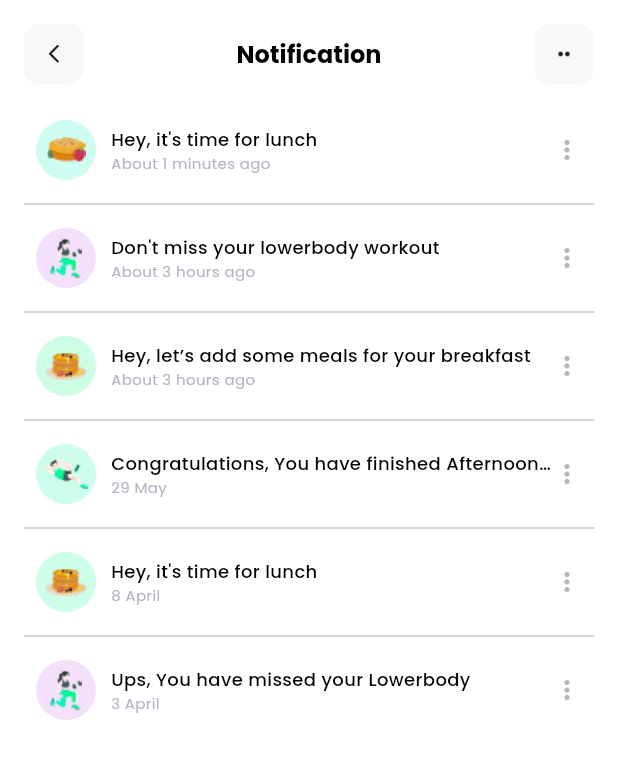
After one commit to Kani-3004/fitness-mobile-app, a Flutter app: the HomePageTemplate screen opened directly, after a tap on the "notifications none" icon, on a phone screen of 412 x 824 dp. The commit adds this screen. Shown: the top 759 px of the screen. Run offline on Flutter 3.47's test engine with Material 3 defaults, Android fonts, the phone set to English and light mode, and no system bars; our stand-ins replace carousel_slider, google_fonts.

Commit message:
Linked Notification screen and vice versa

```diff
--- a/lib/screens/home_page_template.dart
+++ b/lib/screens/home_page_template.dart
@@ -1,5 +1,6 @@
 import 'package:fitness_mobile_app/screens/activity_tracker_page.dart';
 import 'package:fitness_mobile_app/screens/home_page.dart';
+import 'package:fitness_mobile_app/screens/notification_page.dart';
 import 'package:fitness_mobile_app/screens/profile_page.dart';
 import 'package:flutter/material.dart';
 
@@ -62,7 +63,16 @@ class _HomePageTemplateState extends State<HomePageTemplate> {
           actions: [
             Padding(
               padding: const EdgeInsets.only(right: 8.0, top: 8.0),
-              child: Icon(Icons.notifications_none_outlined),
+              child: IconButton(
+                onPressed: () {
+                  Navigator.of(context).push(
+                    MaterialPageRoute(
+                      builder: (context) => NotificationPage(),
+                    ),
+                  );
+                },
+                icon: Icon(Icons.notifications_none),
+              ),
             )
           ],
         ),
--- /dev/null
+++ b/lib/screens/notification_page.dart
@@ -0,0 +1,127 @@
+import 'package:fitness_mobile_app/screens/home_page_template.dart';
+import 'package:fitness_mobile_app/widgets/notification_details_widget.dart';
+import 'package:flutter/material.dart';
+
+class NotificationPage extends StatefulWidget {
+  const NotificationPage({super.key});
+
+  @override
+  State<NotificationPage> createState() => _NotificationPageState();
+}
+
+class _NotificationPageState extends State<NotificationPage> {
+  @override
+  Widget build(BuildContext context) {
+    return SafeArea(
+      child: Scaffold(
+        backgroundColor: Colors.white,
+        appBar: AppBar(
+          backgroundColor: Colors.white,
+          centerTitle: true,
+          leading: Padding(
+            padding: const EdgeInsets.only(top: 16.0, left: 16.0),
+            child: Container(
+              decoration: BoxDecoration(
+                  shape: BoxShape.rectangle,
+                  borderRadius: BorderRadius.circular(10),
+                  color: Color(0xffF7F8F8)),
+              child: IconButton(
+                onPressed: () {
+                  Navigator.of(context).push(
+                    MaterialPageRoute(
+                      builder: (context) => HomePageTemplate(),
+                    ),
+                  );
+                },
+                icon: Icon(
+                  Icons.arrow_back_ios_new_rounded,
+                  size: 15,
+                ),
+              ),
+            ),
+          ),
+          title: Padding(
+            padding: const EdgeInsets.only(top: 16.0),
+            child: Text(
+              textAlign: TextAlign.center,
+              'Notification',
+              style: TextStyle(
+                color: Colors.black,
+                fontSize: 16,
+                fontWeight: FontWeight.bold,
+              ),
+            ),
+          ),
+          actions: [
+            Padding(
+              padding: const EdgeInsets.only(top: 16.0, right: 16.0),
+              child: Container(
+                  decoration: BoxDecoration(
+                      shape: BoxShape.rectangle,
+                      borderRadius: BorderRadius.circular(10),
+                      color: Color(0xffF7F8F8)),
+                  child: Padding(
+                    padding: const EdgeInsets.all(8.0),
+                    child: Image.asset(
+                      'assets/images/Detail-Navs.png',
+                    ),
+                  )),
+            ),
+          ],
+        ),
+        body: Padding(
+          padding: const EdgeInsets.all(16.0),
+          child: Column(
+            children: [
+              NotificationDetailsWidget(
+                  imageBgColor: Color(0xffCDFDF0),
+                  imagePath: 'assets/images/pie.png',
+                  message: "Hey, it's time for lunch",
+                  timeInfo: 'About 1 minutes ago'),
+              Divider(
+                color: Color(0xffc6c4d4),
+              ),
+              NotificationDetailsWidget(
+                  imageBgColor: Color(0xffF4DFFC),
+                  imagePath: 'assets/images/workout_girl.png',
+                  message: "Don't miss your lowerbody workout",
+                  timeInfo: 'About 3 hours ago'),
+              Divider(
+                color: Color(0xffc6c4d4),
+              ),
+              NotificationDetailsWidget(
+                  imageBgColor: Color(0xffCCFEE5),
+                  imagePath: 'assets/images/step_pie.png',
+                  message: "Hey, let’s add some meals for your breakfast",
+                  timeInfo: 'About 3 hours ago'),
+              Divider(
+                color: Color(0xffc6c4d4),
+              ),
+              NotificationDetailsWidget(
+                  imageBgColor: Color(0xffCCFEEB),
+                  imagePath: 'assets/images/relaxing_boy.png',
+                  message: "Congratulations, You have finished Afternoon task",
+                  timeInfo: '29 May'),
+              Divider(
+                color: Color(0xffc6c4d4),
+              ),
+              NotificationDetailsWidget(
+                  imageBgColor: Color(0xffCCFEE9),
+                  imagePath: 'assets/images/step_pie.png',
+                  message: "Hey, it's time for lunch",
+                  timeInfo: '8 April'),
+              Divider(
+                color: Color(0xffc6c4d4),
+              ),
+              NotificationDetailsWidget(
+                  imageBgColor: Color(0xffF5E0FB),
+                  imagePath: 'assets/images/workout_girl.png',
+                  message: "Ups, You have missed your Lowerbody",
+                  timeInfo: '3 April'),
+            ],
+          ),
+        ),
+      ),
+    );
+  }
+}
```
Also changed, not shown: lib/screens/notification_screen.dart (deleted, +0 -117 lines).
